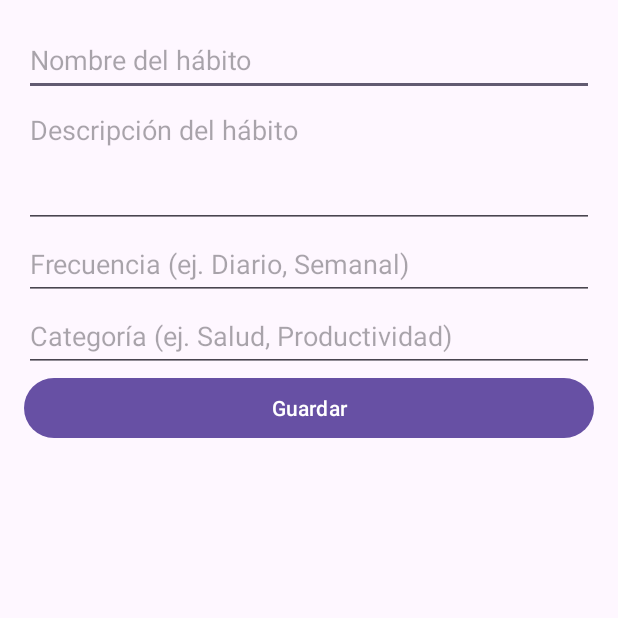
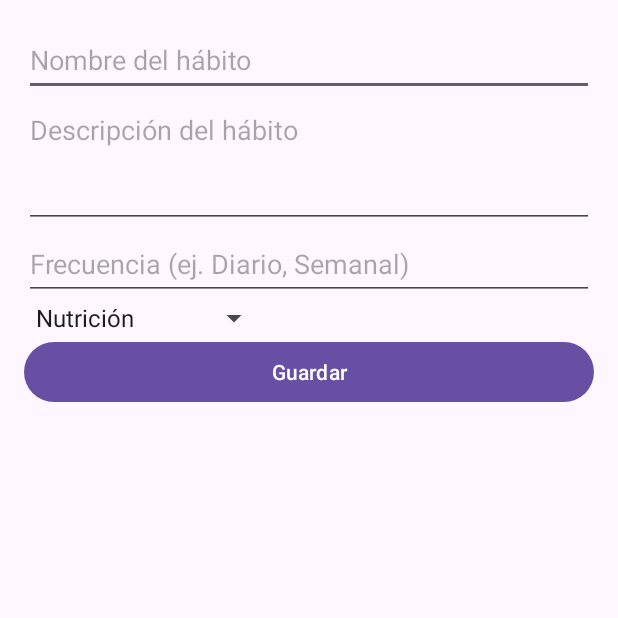
Before and after one commit to braiss13/HabitApp, an Android app: the AddHabitActivity screen opened directly, with no data from a screen before it, after a tap on "Guardar", on a phone screen of 412 x 824 dp, the top half of it. Run offline under Robolectric (Android 15) with nearby library versions, the phone set to English and light mode, and no system bars.

Commit message:
Added Spinner in AddHabitActivity Fixed filter by Name and Category Tried fixing loadHabitDetails, failed

```diff
--- a/app/src/main/java/org/uvigo/esei/com/dm/habitapp/activities/AddHabitActivity.java
+++ b/app/src/main/java/org/uvigo/esei/com/dm/habitapp/activities/AddHabitActivity.java
@@ -1,8 +1,11 @@
 package org.uvigo.esei.com.dm.habitapp.activities;
 
 import android.os.Bundle;
+import android.view.View;
+import android.widget.AdapterView;
 import android.widget.Button;
 import android.widget.EditText;
+import android.widget.Spinner;
 import android.widget.Toast;
 
 import androidx.appcompat.app.AppCompatActivity;
@@ -12,7 +15,9 @@ import org.uvigo.esei.com.dm.habitapp.R;
 import org.uvigo.esei.com.dm.habitapp.database.HabitFacade;
 
 public class AddHabitActivity extends AppCompatActivity {
-    private EditText edtName, edtDescription, edtFrequency, edtCategory;
+    private EditText edtName, edtDescription, edtFrequency;
+    private Spinner spHabitCategory;
+    private String selectedCategory;
     private Button btnSave;
     private HabitFacade habitFacade;
 
@@ -25,7 +30,20 @@ public class AddHabitActivity extends AppCompatActivity {
         edtName = findViewById(R.id.edtHabitName);
         edtDescription = findViewById(R.id.edtHabitDescription);
         edtFrequency = findViewById(R.id.edtHabitFrequency);
-        edtCategory = findViewById(R.id.edtHabitCategory);
+        spHabitCategory = findViewById(R.id.spHabitCategory);
+
+        spHabitCategory.setOnItemSelectedListener(new AdapterView.OnItemSelectedListener() {
+            @Override
+            public void onItemSelected(AdapterView<?> adapterView, View view, int position, long l) {
+                selectedCategory = adapterView.getItemAtPosition(position).toString();
+            }
+
+            @Override
+            public void onNothingSelected(AdapterView<?> adapterView) {
+                selectedCategory = null;
+            }
+        });
+
         btnSave = findViewById(R.id.btnSaveHabit);
 
         btnSave.setOnClickListener(v -> saveHabit());
@@ -34,7 +52,7 @@ public class AddHabitActivity extends AppCompatActivity {
         String name = edtName.getText().toString().trim();
         String description = edtDescription.getText().toString().trim();
         String frequency = edtFrequency.getText().toString().trim();
-        String category = edtCategory.getText().toString().trim();
+        String category = spHabitCategory.getSelectedItem().toString();
 
         if (name.isEmpty() || frequency.isEmpty() || category.isEmpty()) {
             Toast.makeText(this,  getString(R.string.fill_required_fields), Toast.LENGTH_SHORT).show();
--- a/app/src/main/java/org/uvigo/esei/com/dm/habitapp/activities/EditHabitActivity.java
+++ b/app/src/main/java/org/uvigo/esei/com/dm/habitapp/activities/EditHabitActivity.java
@@ -61,7 +61,7 @@ public class EditHabitActivity extends AppCompatActivity {
 
     private void loadHabitDetails() {
         Cursor cursor = habitFacade.getAllHabits();
-        if (cursor.moveToPosition((int) habitId -1)) {
+        if (cursor.moveToPosition((int) habitId-1) ) {
             edtName.setText(cursor.getString(cursor.getColumnIndexOrThrow(DBManager.COLUMN_HABITO_NOMBRE)));
             edtDescription.setText(cursor.getString(cursor.getColumnIndexOrThrow(DBManager.COLUMN_HABITO_DESCRIPCION)));
             edtFrequency.setText(cursor.getString(cursor.getColumnIndexOrThrow(DBManager.COLUMN_HABITO_FRECUENCIA)));
--- a/app/src/main/java/org/uvigo/esei/com/dm/habitapp/database/HabitFacade.java
+++ b/app/src/main/java/org/uvigo/esei/com/dm/habitapp/database/HabitFacade.java
@@ -45,8 +45,8 @@ public class HabitFacade {
         return db.query(
                 DBManager.TABLE_HABITOS,  // Nombre de la tabla
                 null,
-                DBManager.COLUMN_HABITO_CATEGORIA + " = ?",  // Condición de filtro
-                new String[]{category},
+                DBManager.COLUMN_HABITO_CATEGORIA + " LIKE ?",  // Condición de filtro
+                new String[]{"%" + category + "%"},
                 null,
                 null,
                 null
--- a/app/src/main/res/layout/activity_add_habit.xml
+++ b/app/src/main/res/layout/activity_add_habit.xml
@@ -33,12 +33,12 @@
             android:hint="Frecuencia (ej. Diario, Semanal)"
             android:inputType="text" />
 
-        <EditText
-            android:id="@+id/edtHabitCategory"
-            android:layout_width="match_parent"
-            android:layout_height="48dp"
-            android:hint="Categoría (ej. Salud, Productividad)"
-            android:inputType="text" />
+        <Spinner
+            android:id="@+id/spHabitCategory"
+            android:layout_width="wrap_content"
+            android:layout_height="wrap_content"
+            android:entries="@array/habit_options"
+            android:text="Categoría" />
 
         <Button
             android:id="@+id/btnSaveHabit"
```
